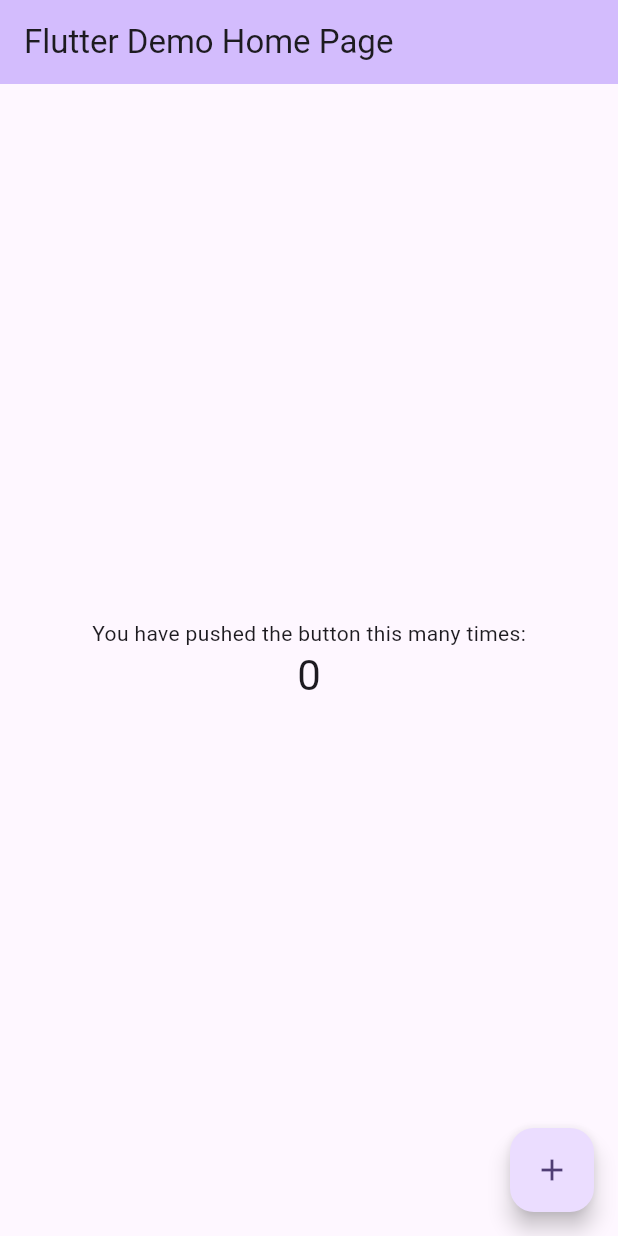
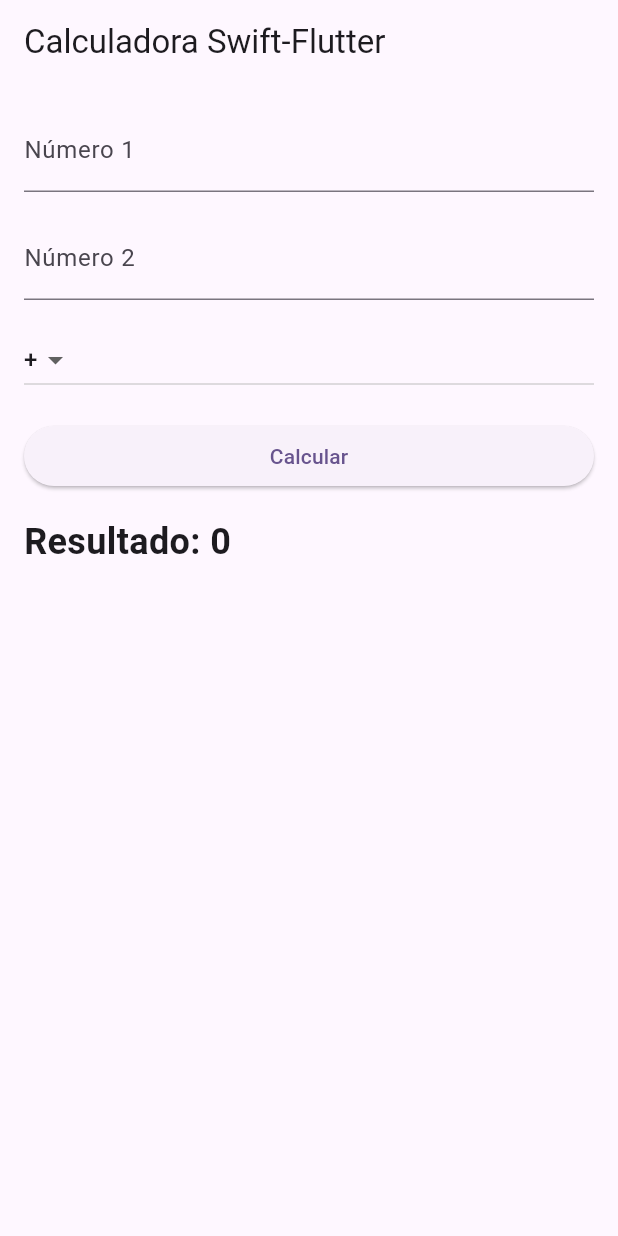
Before and after one commit to Allan-Ferreira-Santos/flutter_swift_calculator, a Flutter app: the screen it shows after launch, on a phone screen of 412 x 824 dp. Run offline on Flutter 3.47's test engine with Material 3 defaults, Android fonts, the phone set to English and light mode, and no system bars.

Commit message:
feat/flutter_swift_calculator-1: project finished

```diff
--- /dev/null
+++ b/lib/controller/calculator_controller.dart
@@ -0,0 +1,23 @@
+import 'package:flutter/services.dart';
+
+class CalculatorController {
+  int resultado = 0;
+
+  static const platform = MethodChannel('calculadora');
+
+  Future<void> onCalcularPressed(
+      int numero1, int numero2, String operador) async {
+    try {
+      final int resultadoCalculado = await platform.invokeMethod('calcular', {
+        'numero1': numero1,
+        'numero2': numero2,
+        'operador': operador,
+      });
+
+      resultado = resultadoCalculado;
+    } on PlatformException catch (e) {
+      print("Erro ao comunicar com o Swift: ${e.message}");
+      resultado = 0;
+    }
+  }
+}
--- a/lib/main.dart
+++ b/lib/main.dart
@@ -1,4 +1,5 @@
 import 'package:flutter/material.dart';
+import 'package:flutter_swift_calculator/view/calculator_view.dart';
 
 void main() {
   runApp(const MyApp());
@@ -7,119 +8,15 @@ void main() {
 class MyApp extends StatelessWidget {
   const MyApp({super.key});
 
-  // This widget is the root of your application.
   @override
   Widget build(BuildContext context) {
     return MaterialApp(
-      title: 'Flutter Demo',
+      title: 'Flutter Swift Calculator',
       theme: ThemeData(
-        // This is the theme of your application.
-        //
-        // TRY THIS: Try running your application with "flutter run". You'll see
-        // the application has a purple toolbar. Then, without quitting the app,
-        // try changing the seedColor in the colorScheme below to Colors.green
-        // and then invoke "hot reload" (save your changes or press the "hot
-        // reload" button in a Flutter-supported IDE, or press "r" if you used
-        // the command line to start the app).
-        //
-        // Notice that the counter didn't reset back to zero; the application
-        // state is not lost during the reload. To reset the state, use hot
-        // restart instead.
-        //
-        // This works for code too, not just values: Most code changes can be
-        // tested with just a hot reload.
         colorScheme: ColorScheme.fromSeed(seedColor: Colors.deepPurple),
         useMaterial3: true,
       ),
-      home: const MyHomePage(title: 'Flutter Demo Home Page'),
+      home: const CalculatorView(),
     );
   }
 }
-
-class MyHomePage extends StatefulWidget {
-  const MyHomePage({super.key, required this.title});
-
-  // This widget is the home page of your application. It is stateful, meaning
-  // that it has a State object (defined below) that contains fields that affect
-  // how it looks.
-
-  // This class is the configuration for the state. It holds the values (in this
-  // case the title) provided by the parent (in this case the App widget) and
-  // used by the build method of the State. Fields in a Widget subclass are
-  // always marked "final".
-
-  final String title;
-
-  @override
-  State<MyHomePage> createState() => _MyHomePageState();
-}
-
-class _MyHomePageState extends State<MyHomePage> {
-  int _counter = 0;
-
-  void _incrementCounter() {
-    setState(() {
-      // This call to setState tells the Flutter framework that something has
-      // changed in this State, which causes it to rerun the build method below
-      // so that the display can reflect the updated values. If we changed
-      // _counter without calling setState(), then the build method would not be
-      // called again, and so nothing would appear to happen.
-      _counter++;
-    });
-  }
-
-  @override
-  Widget build(BuildContext context) {
-    // This method is rerun every time setState is called, for instance as done
-    // by the _incrementCounter method above.
-    //
-    // The Flutter framework has been optimized to make rerunning build methods
-    // fast, so that you can just rebuild anything that needs updating rather
-    // than having to individually change instances of widgets.
-    return Scaffold(
-      appBar: AppBar(
-        // TRY THIS: Try changing the color here to a specific color (to
-        // Colors.amber, perhaps?) and trigger a hot reload to see the AppBar
-        // change color while the other colors stay the same.
-        backgroundColor: Theme.of(context).colorScheme.inversePrimary,
-        // Here we take the value from the MyHomePage object that was created by
-        // the App.build method, and use it to set our appbar title.
-        title: Text(widget.title),
-      ),
-      body: Center(
-        // Center is a layout widget. It takes a single child and positions it
-        // in the middle of the parent.
-        child: Column(
-          // Column is also a layout widget. It takes a list of children and
-          // arranges them vertically. By default, it sizes itself to fit its
-          // children horizontally, and tries to be as tall as its parent.
-          //
-          // Column has various properties to control how it sizes itself and
-          // how it positions its children. Here we use mainAxisAlignment to
-          // center the children vertically; the main axis here is the vertical
-          // axis because Columns are vertical (the cross axis would be
-          // horizontal).
-          //
-          // TRY THIS: Invoke "debug painting" (choose the "Toggle Debug Paint"
-          // action in the IDE, or press "p" in the console), to see the
-          // wireframe for each widget.
-          mainAxisAlignment: MainAxisAlignment.center,
-          children: <Widget>[
-            const Text(
-              'You have pushed the button this many times:',
-            ),
-            Text(
-              '$_counter',
-              style: Theme.of(context).textTheme.headlineMedium,
-            ),
-          ],
-        ),
-      ),
-      floatingActionButton: FloatingActionButton(
-        onPressed: _incrementCounter,
-        tooltip: 'Increment',
-        child: const Icon(Icons.add),
-      ), // This trailing comma makes auto-formatting nicer for build methods.
-    );
-  }
-}
--- /dev/null
+++ b/lib/view/calculator_view.dart
@@ -0,0 +1,84 @@
+import 'package:flutter/material.dart';
+import 'package:flutter_swift_calculator/controller/calculator_controller.dart';
+
+class CalculatorView extends StatefulWidget {
+  const CalculatorView({super.key});
+
+  @override
+  State<CalculatorView> createState() => _CalculatorViewState();
+}
+
+class _CalculatorViewState extends State<CalculatorView> {
+  final CalculatorController calculatorController = CalculatorController();
+  final TextEditingController numero1Controller = TextEditingController();
+  final TextEditingController numero2Controller = TextEditingController();
+  String operador = '+';
+  int resultado = 0;
+
+  Future<void> _calcular() async {
+    final int numero1 = int.tryParse(numero1Controller.text) ?? 0;
+    final int numero2 = int.tryParse(numero2Controller.text) ?? 0;
+
+    await calculatorController.onCalcularPressed(numero1, numero2, operador);
+
+    setState(() {
+      resultado = calculatorController.resultado;
+    });
+  }
+
+  @override
+  Widget build(BuildContext context) {
+    return Scaffold(
+      appBar: AppBar(
+        title: const Text('Calculadora Swift-Flutter'),
+      ),
+      body: Padding(
+        padding: const EdgeInsets.all(16.0),
+        child: Column(
+          crossAxisAlignment: CrossAxisAlignment.stretch,
+          children: [
+            TextField(
+              controller: numero1Controller,
+              keyboardType: TextInputType.number,
+              decoration: const InputDecoration(labelText: 'Número 1'),
+            ),
+            const SizedBox(height: 16),
+            TextField(
+              controller: numero2Controller,
+              keyboardType: TextInputType.number,
+              decoration: const InputDecoration(labelText: 'Número 2'),
+            ),
+            const SizedBox(height: 16),
+            DropdownButton<String>(
+              value: operador,
+              onChanged: (String? newValue) {
+                setState(() {
+                  operador = newValue!;
+                });
+              },
+              items: ['+', '-', '*', '/']
+                  .map<DropdownMenuItem<String>>((String value) {
+                return DropdownMenuItem<String>(
+                  value: value,
+                  child: Text(value),
+                );
+              }).toList(),
+            ),
+            const SizedBox(height: 16),
+            // Botão para calcular
+            ElevatedButton(
+              onPressed: _calcular,
+              child: const Text('Calcular'),
+            ),
+            const SizedBox(height: 16),
+            // Exibição do resultado
+            Text(
+              'Resultado: $resultado',
+              style: const TextStyle(fontSize: 24, fontWeight: FontWeight.bold),
+            ),
+          ],
+        ),
+      ),
+    );
+  }
+}
```
Also changed, not shown: 181 other files.
